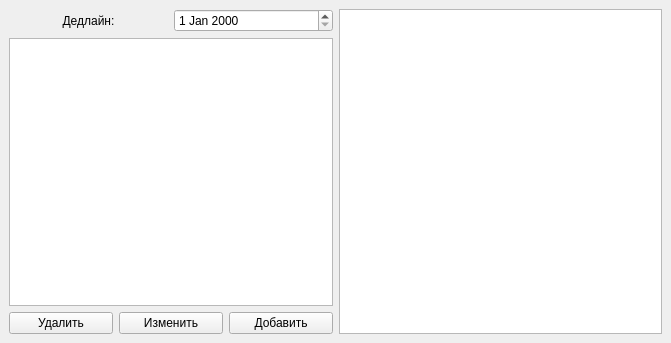
This is notes.ui in Mariya7792/DevPyQt as Qt 5 draws it before an edit. The edited form follows.
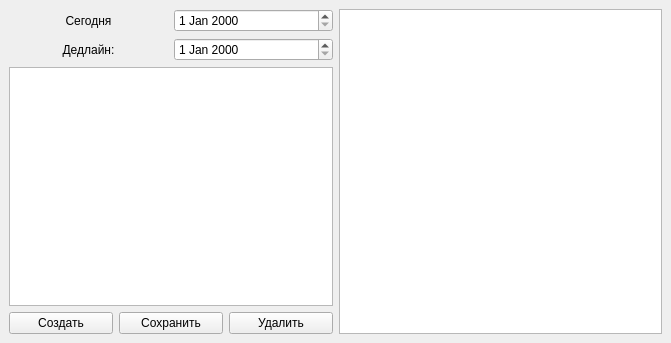
This is the edited form.

Commit message: Итоговое задание (редакция 2)

```diff
--- a/notes.ui
+++ b/notes.ui
@@ -14,14 +14,41 @@
    <string>MainWindow</string>
   </property>
   <widget class="QWidget" name="centralwidget">
+   <layout class="QHBoxLayout" name="horizontalLayout_5">
+    <item>
+     <layout class="QHBoxLayout" name="horizontalLayout_4">
+      <item>
+       <layout class="QVBoxLayout" name="verticalLayout">
+        <item>
+         <layout class="QVBoxLayout" name="verticalLayout_3">
+          <item>
    <layout class="QVBoxLayout" name="verticalLayout_2">
+            <item>
+             <layout class="QHBoxLayout" name="horizontalLayout_3">
+              <item>
+               <widget class="QLabel" name="TodayLabel">
+                <property name="text">
+                 <string>Сегодня</string>
+                </property>
+                <property name="textFormat">
+                 <enum>Qt::TextFormat::MarkdownText</enum>
+                </property>
+                <property name="alignment">
+                 <set>Qt::AlignmentFlag::AlignCenter</set>
+                </property>
+                <property name="indent">
+                 <number>0</number>
+                </property>
+               </widget>
+              </item>
+              <item>
+               <widget class="QDateEdit" name="CurrentDate"/>
+              </item>
+             </layout>
+            </item>
     <item>
      <layout class="QHBoxLayout" name="horizontalLayout_2">
       <item>
-       <layout class="QVBoxLayout" name="verticalLayout">
-        <item>
-         <layout class="QHBoxLayout" name="horizontalLayout_4">
-          <item>
            <widget class="QLabel" name="DeadlineLabel">
             <property name="text">
              <string>Дедлайн:</string>
@@ -42,8 +69,8 @@
           </item>
          </layout>
         </item>
-        <item>
-         <layout class="QVBoxLayout" name="verticalLayout_4">
+           </layout>
+          </item>
           <item>
            <widget class="QTextEdit" name="NotesText"/>
           </item>
@@ -51,6 +78,20 @@
         </item>
         <item>
          <layout class="QHBoxLayout" name="horizontalLayout">
+          <item>
+           <widget class="QPushButton" name="AddButton">
+            <property name="text">
+             <string>Создать</string>
+            </property>
+           </widget>
+          </item>
+          <item>
+           <widget class="QPushButton" name="SaveButton">
+            <property name="text">
+             <string>Сохранить</string>
+            </property>
+           </widget>
+          </item>
           <item>
            <widget class="QPushButton" name="DeleteButton">
             <property name="text">
@@ -58,20 +99,6 @@
             </property>
            </widget>
           </item>
-          <item>
-           <widget class="QPushButton" name="ChangeButton">
-            <property name="text">
-             <string>Изменить</string>
-            </property>
-           </widget>
-          </item>
-          <item>
-           <widget class="QPushButton" name="AddButton">
-            <property name="text">
-             <string>Добавить</string>
-            </property>
-           </widget>
-          </item>
          </layout>
         </item>
        </layout>
```
Lines whose indentation alone changed are shown as unchanged. The commit also changes 2 other files.
